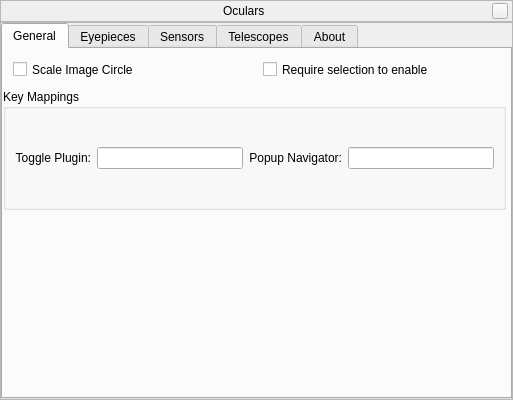
First picture: the form in plugins/Oculars/src/gui/ocularDialog.ui, repository 519984307/stellarium_src, before the edit.
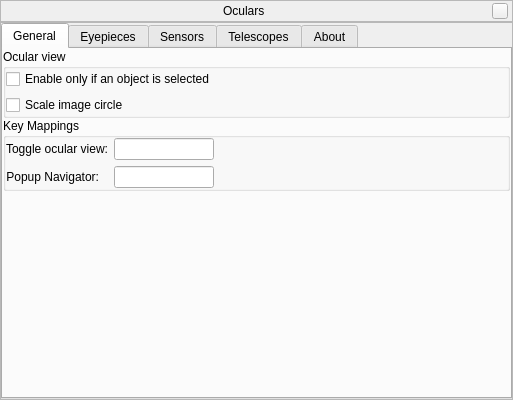
Second picture: the form after the edit. Icons and pictures are not drawn. Custom widgets are drawn as their Qt base class.

Commit message: Oculars config window: groups and capitalization

What changed in the file:
```diff
--- a/plugins/Oculars/src/gui/ocularDialog.ui
+++ b/plugins/Oculars/src/gui/ocularDialog.ui
@@ -146,43 +146,56 @@
       </property>
       <item>
        <widget class="QTabWidget" name="Tabs">
-        <property name="documentMode">
-         <bool>false</bool>
-        </property>
         <widget class="QWidget" name="General">
          <attribute name="title">
           <string>General</string>
          </attribute>
+         <layout class="QVBoxLayout" name="verticalLayoutTabGeneral">
+          <property name="spacing">
+           <number>0</number>
+          </property>
+          <property name="margin">
+           <number>0</number>
+          </property>
+          <item>
+           <widget class="QGroupBox" name="groupBoxOcularOptions">
+            <property name="title">
+             <string>Ocular view</string>
+            </property>
+            <layout class="QVBoxLayout" name="verticalLayout_7">
+             <property name="margin">
+              <number>0</number>
+             </property>
+             <item>
+              <widget class="QCheckBox" name="requireSelectionCheckBox">
+               <property name="text">
+                <string>Enable only if an object is selected</string>
+               </property>
+              </widget>
+             </item>
+             <item>
          <widget class="QCheckBox" name="scaleImageCircleCheckBox">
-          <property name="geometry">
-           <rect>
-            <x>10</x>
-            <y>10</y>
-            <width>141</width>
-            <height>21</height>
-           </rect>
-          </property>
           <property name="text">
-           <string>Scale Image Circle</string>
-          </property>
-         </widget>
+                <string>Scale image circle</string>
+               </property>
+              </widget>
+             </item>
+            </layout>
+           </widget>
+          </item>
+          <item>
          <widget class="QGroupBox" name="groupBox">
-          <property name="geometry">
-           <rect>
-            <x>0</x>
-            <y>40</y>
-            <width>503</width>
-            <height>121</height>
-           </rect>
-          </property>
           <property name="title">
            <string>Key Mappings</string>
           </property>
-          <layout class="QGridLayout" name="gridLayout_2">
+            <layout class="QFormLayout" name="formLayout_3">
+             <property name="margin">
+              <number>0</number>
+             </property>
            <item row="0" column="0">
             <widget class="QLabel" name="label_11">
              <property name="text">
-              <string>Toggle Plugin:</string>
+                <string>Toggle ocular view:</string>
              </property>
              <property name="alignment">
               <set>Qt::AlignRight|Qt::AlignTrailing|Qt::AlignVCenter</set>
@@ -191,11 +204,11 @@
            </item>
            <item row="0" column="1">
             <widget class="QLineEdit" name="togglePluginLineEdit">
-             <property name="sizePolicy">
-              <sizepolicy hsizetype="Expanding" vsizetype="Fixed">
-               <horstretch>0</horstretch>
-               <verstretch>0</verstretch>
-              </sizepolicy>
+               <property name="maximumSize">
+                <size>
+                 <width>100</width>
+                 <height>16777215</height>
+                </size>
              </property>
              <property name="baseSize">
               <size>
@@ -211,7 +224,7 @@
              </property>
             </widget>
            </item>
-           <item row="0" column="2">
+             <item row="1" column="0">
             <widget class="QLabel" name="label_13">
              <property name="text">
               <string>Popup Navigator:</string>
@@ -221,13 +234,13 @@
              </property>
             </widget>
            </item>
-           <item row="0" column="3">
+             <item row="1" column="1">
             <widget class="QLineEdit" name="togglePopupNavigatorWindowLineEdit">
-             <property name="sizePolicy">
-              <sizepolicy hsizetype="Expanding" vsizetype="Fixed">
-               <horstretch>0</horstretch>
-               <verstretch>0</verstretch>
-              </sizepolicy>
+               <property name="maximumSize">
+                <size>
+                 <width>100</width>
+                 <height>16777215</height>
+                </size>
              </property>
              <property name="baseSize">
               <size>
@@ -242,19 +255,21 @@
            </item>
           </layout>
          </widget>
-         <widget class="QCheckBox" name="requireSelectionCheckBox">
-          <property name="geometry">
-           <rect>
-            <x>260</x>
-            <y>10</y>
-            <width>201</width>
-            <height>21</height>
-           </rect>
-          </property>
-          <property name="text">
-           <string>Require selection to enable</string>
-          </property>
-         </widget>
+          </item>
+          <item>
+           <spacer name="verticalSpacer_3">
+            <property name="orientation">
+             <enum>Qt::Vertical</enum>
+            </property>
+            <property name="sizeHint" stdset="0">
+             <size>
+              <width>20</width>
+              <height>40</height>
+             </size>
+            </property>
+           </spacer>
+          </item>
+         </layout>
         </widget>
         <widget class="QWidget" name="Eyepieces">
          <attribute name="title">
```
Left out of the diff: 14 changed lines with no effect on the pictures. Lines whose indentation alone changed are shown as unchanged.
